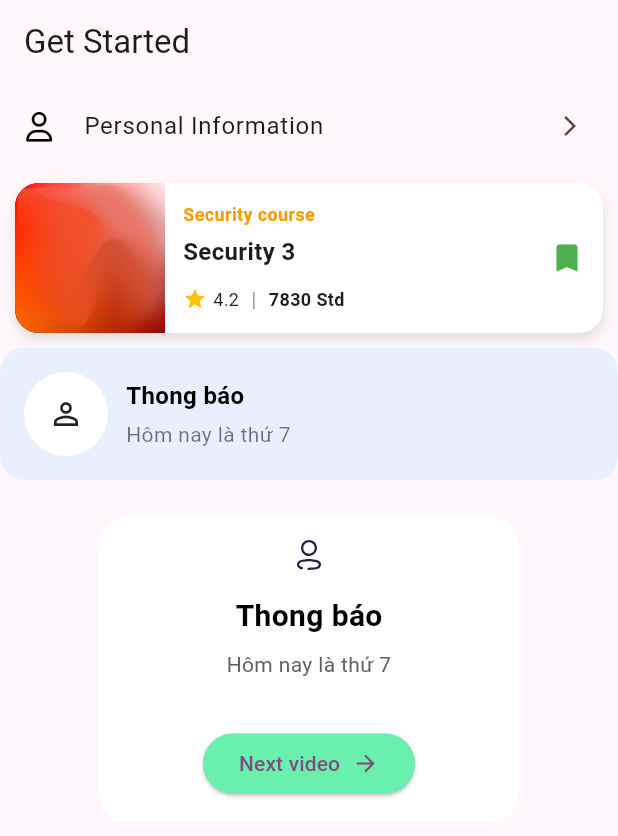
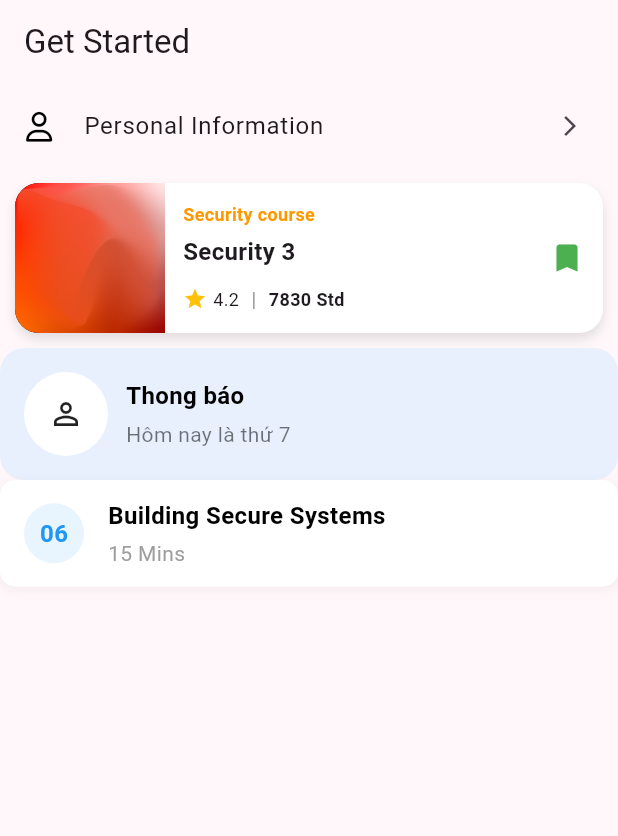
Before and after one commit to Bentanik/exe02_fe_mobile, a Flutter app: the screen it shows after launch, on a phone screen of 412 x 824 dp. Shown: the top 836 px of the screen. Run offline on Flutter 3.47's test engine with Material 3 defaults, Android fonts, the light colour scheme and no system bars; our stand-ins replace flutter_svg, font_awesome_flutter.

Commit message:
finish curriculcum item

```diff
--- /dev/null
+++ b/lib/common/widget/curriculcum_item.dart
@@ -0,0 +1,88 @@
+import 'package:flutter/material.dart';
+
+class CurriculcumItem extends StatelessWidget {
+  final String number;
+  final String title;
+  final String duration;
+  final bool isLocked;
+
+  CurriculcumItem({
+    required this.number,
+    required this.title,
+    required this.duration,
+    this.isLocked = false,
+  });
+
+  @override
+  Widget build(BuildContext context) {
+    return Container(
+      padding: EdgeInsets.symmetric(vertical: 12, horizontal: 16),
+      decoration: BoxDecoration(
+        color: Colors.white,
+        borderRadius: BorderRadius.circular(10),
+        boxShadow: [
+          BoxShadow(
+            color: Colors.grey.withOpacity(0.1),
+            spreadRadius: 1,
+            blurRadius: 5,
+            offset: Offset(0, 2),
+          ),
+        ],
+      ),
+      child: Row(
+        children: [
+          // Vòng tròn chứa số
+          Container(
+            width: 40,
+            height: 40,
+            decoration: BoxDecoration(
+              color: Colors.blue.withOpacity(0.1),
+              shape: BoxShape.circle,
+            ),
+            alignment: Alignment.center,
+            child: Text(
+              number,
+              style: TextStyle(
+                color: Colors.blue,
+                fontWeight: FontWeight.bold,
+                fontSize: 16,
+              ),
+            ),
+          ),
+          SizedBox(width: 16),
+          // Phần tiêu đề và thời gian
+          Expanded(
+            child: Column(
+              crossAxisAlignment: CrossAxisAlignment.start,
+              children: [
+                Text(
+                  title,
+                  style: TextStyle(
+                    fontSize: 16,
+                    fontWeight: FontWeight.w600,
+                    color: Colors.black,
+                  ),
+                  overflow: TextOverflow.ellipsis,
+                ),
+                SizedBox(height: 4),
+                Text(
+                  duration,
+                  style: TextStyle(
+                    fontSize: 14,
+                    color: Colors.grey,
+                  ),
+                ),
+              ],
+            ),
+          ),
+          // Biểu tượng khóa
+          if (isLocked)
+            Icon(
+              Icons.lock,
+              color: Colors.grey,
+            ),
+        ],
+      ),
+    );
+  }
+}
--- a/lib/presentation/intro/pages/get_started.dart
+++ b/lib/presentation/intro/pages/get_started.dart
@@ -1,4 +1,5 @@
 import 'package:exe02_fe_mobile/common/helpers/routes.dart';
+import 'package:exe02_fe_mobile/common/widget/curriculcum_item.dart';
 import 'package:exe02_fe_mobile/common/widget/notification_card.dart';
 import 'package:exe02_fe_mobile/common/widget/notification_dialog.dart';
 import 'package:exe02_fe_mobile/common/widget/profile_button.dart';
@@ -41,12 +42,11 @@ class GetStartedPage extends StatelessWidget {
                     title: 'Thong báo',
                     desc: 'Hôm nay là thứ 7',
                     leading: const Icon(Icons.person_outline)),
-                NotificationDialog(
-                  title: 'Thong báo',
-                  desc: 'Hôm nay là thứ 7',
-                  leading: AppVector.User_icon,
-                  btn_color: Colors.greenAccent,
-                  text_btn: 'Next video',
+                CurriculcumItem(
+                  number: "06",
+                  title: "Building Secure Systems",
+                  duration: "15 Mins",
+                  isLocked: false,
                 ),
               ],
             ))
```
